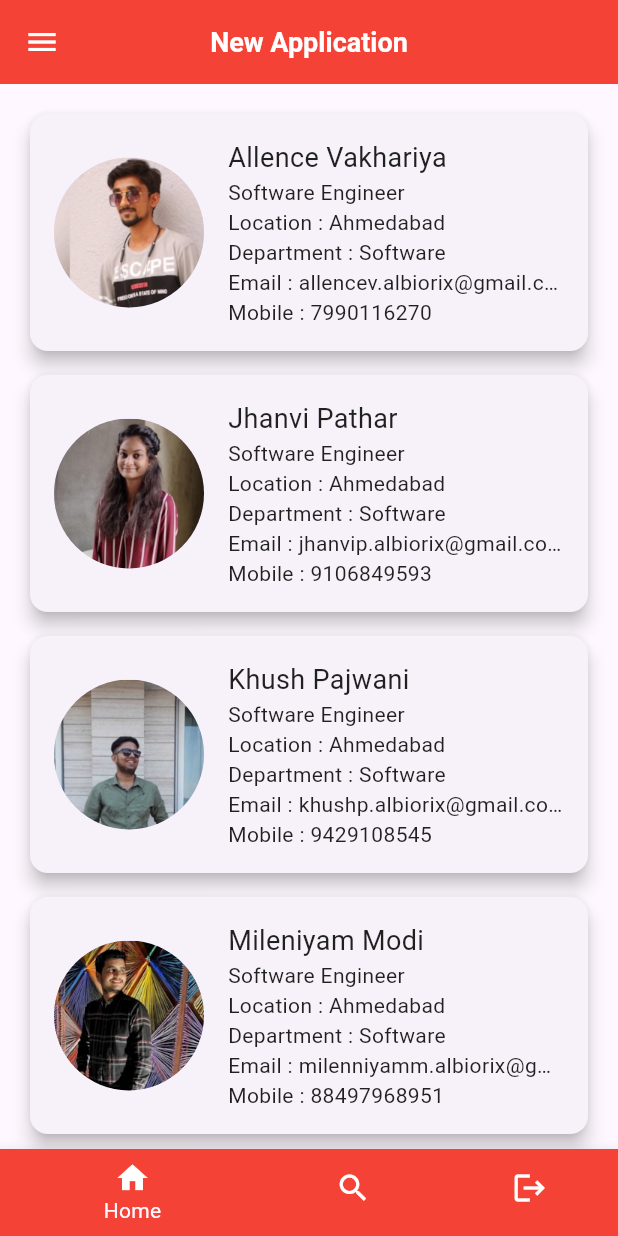
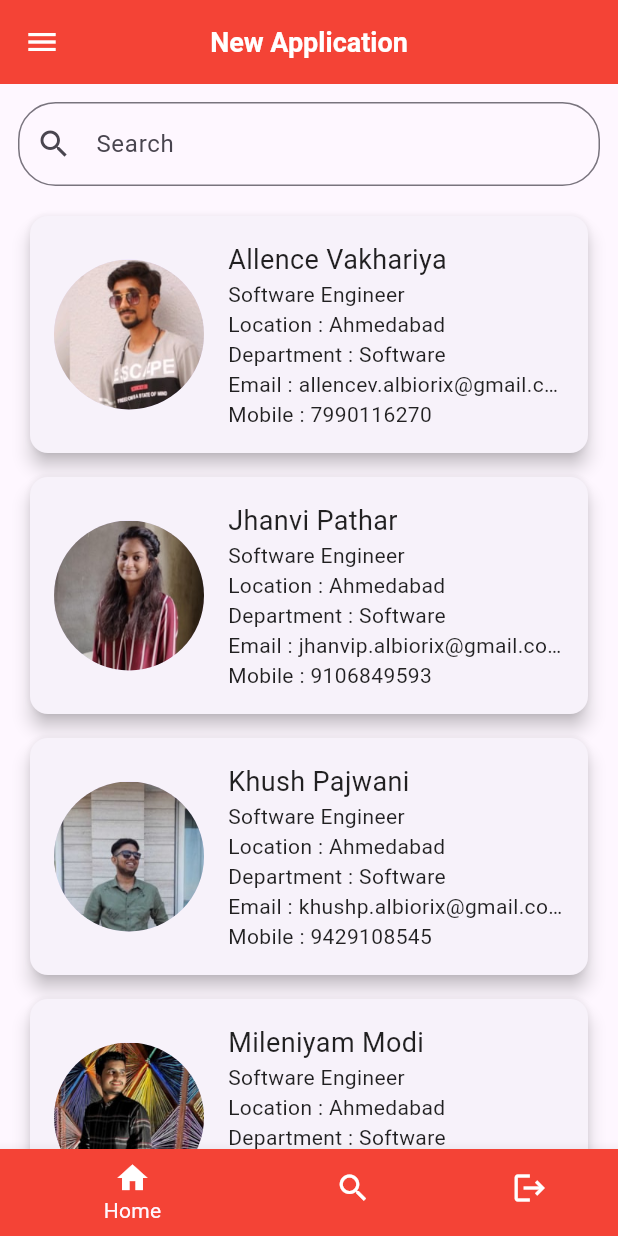
Before and after one commit to SheetalAlbiorix/raj_flutter_demo, a Flutter app: the MyHomePage screen opened by its route, on a phone screen of 412 x 824 dp. Run offline on Flutter 3.47's test engine with Material 3 defaults, Android fonts, the phone set to English and light mode, and no system bars; our stand-ins replace get, image_picker, shared_preferences; missing offline and left inert: another_stepper; accounts and stored records are empty.

```diff
--- a/lib/Model/UserDetailModel.dart
+++ b/lib/Model/UserDetailModel.dart
@@ -12,23 +12,30 @@ String userDetailModelToJson(List<UserDetailModel> data) =>
     json.encode(List<dynamic>.from(data.map((x) => x.toJson())));
 
 class UserDetailModel {
-  String image;
+  String? image;
   String name;
   String designation;
   String loaction;
   String department;
   String email;
   String mobile;
+  String? about;
+  String? myjob;
+  String? hobbies;
+  String date;
 
-  UserDetailModel({
-    required this.image,
+  UserDetailModel(
+      {this.image,
       required this.name,
       required this.designation,
       required this.loaction,
       required this.department,
       required this.email,
       required this.mobile,
-  });
+      this.about,
+      this.myjob,
+      this.hobbies,
+      required this.date});
 
   factory UserDetailModel.fromJson(Map<String, dynamic> json) =>
       UserDetailModel(
@@ -39,7 +46,10 @@ class UserDetailModel {
           department: json["Department"],
           email: json["Email"],
           mobile: json["Mobile"],
-      );
+          about: json["About"],
+          myjob: json["myjob"],
+          hobbies: json["hobbies"],
+          date: json["myDate"]);
 
   Map<String, dynamic> toJson() => {
         "image": image,
@@ -49,5 +59,9 @@ class UserDetailModel {
         "Department": department,
         "Email": email,
         "Mobile": mobile,
+        "About": about,
+        "myjob": myjob,
+        "hobbies": hobbies,
+        "myDate": date
       };
 }
--- a/lib/Ui/MyHomePage.dart
+++ b/lib/Ui/MyHomePage.dart
@@ -9,6 +9,7 @@ import 'package:get/get_rx/src/rx_types/rx_types.dart';
 import 'package:shared_preferences/shared_preferences.dart';
 
 import '../Model/UserDetailModel.dart';
+import 'DetailScreen.dart';
 
 class MyHomePage extends StatefulWidget {
   @override
@@ -28,6 +29,8 @@ class _MyHomePageState extends State<MyHomePage> {
   int currentPage = 1;
   int pageSize = 4;
   bool isLoadingmore = false;
+  late TextEditingController searchController = TextEditingController();
+  List<UserDetailModel> _filteredItems = [];
 
   Future<dynamic> getPrefs() async {
     final SharedPreferences _prefs = await prefs;
@@ -53,6 +56,7 @@ class _MyHomePageState extends State<MyHomePage> {
   @override
   void initState() {
     scrollController.addListener(_scrollListener);
+    _items = _filteredItems;
     loadAndSetData();
     getPrefs();
     super.initState();
@@ -65,6 +69,7 @@ class _MyHomePageState extends State<MyHomePage> {
 
       setState(() {
         _items = loadedUserData;
+        /* _filteredItems = loadedUserData;*/
         _isLoading = false;
       });
     } catch (error) {
@@ -107,8 +112,21 @@ class _MyHomePageState extends State<MyHomePage> {
     );
   }
 
+  List<UserDetailModel> _filterItems(String query) {
+    return _filteredItems
+        .where((item) => item.name.toLowerCase().contains(query.toLowerCase()))
+        .toList();
+  }
+
+  void filterSearchResults(String query) {
+    setState(() {
+      _items = _filterItems(query);
+    });
+  }
+
   @override
   Widget build(BuildContext context) {
+    List<String> namepart = [];
     return Scaffold(
       appBar: AppBar(
         iconTheme: IconThemeData(color: Colors.white),
@@ -124,6 +142,21 @@ class _MyHomePageState extends State<MyHomePage> {
       body: Center(
         child: Column(
           children: [
+            Padding(
+              padding: EdgeInsets.only(top: 12, left: 12, right: 12),
+              child: TextField(
+                onChanged: (value) {
+                  filterSearchResults(value);
+                },
+                controller: searchController,
+                decoration: InputDecoration(
+                    labelText: "Search",
+                    hintText: "Search",
+                    prefixIcon: Icon(Icons.search),
+                    border: OutlineInputBorder(
+                        borderRadius: BorderRadius.all(Radius.circular(25.0)))),
+              ),
+            ),
             Expanded(
               child: ListView.builder(
                   padding: EdgeInsets.all(12.0),
@@ -131,7 +164,26 @@ class _MyHomePageState extends State<MyHomePage> {
                   itemCount: _items.length + (isLoadingmore ? 1 : 0),
                   itemBuilder: (BuildContext context, int index) {
                     if (index < _items.length) {
-                      return Card(
+                      return GestureDetector(
+                        onTap: () {
+                          Navigator.push(
+                            context,
+                            MaterialPageRoute(
+                              builder: (context) =>
+                                  DetailScreen(item: _items[index]),
+                            ),
+                          );
+                          /*   Fluttertoast.showToast(
+                              msg: index.toString(),
+                              toastLength: Toast.LENGTH_SHORT,
+                              gravity: ToastGravity.CENTER,
+                              timeInSecForIosWeb: 1,
+                              backgroundColor: Colors.red,
+                              textColor: Colors.white,
+                              fontSize: 16.0
+                          );*/
+                        },
+                        child: Card(
                           elevation: 5,
                           margin: EdgeInsets.all(8),
                           child: Padding(
@@ -139,36 +191,68 @@ class _MyHomePageState extends State<MyHomePage> {
                             child: Row(
                               children: <Widget>[
                                 CircleAvatar(
-                                backgroundImage:
-                                    AssetImage(_items[index].image),
+                                  backgroundImage: _items[index].image == null
+                                      ? null
+                                      : AssetImage(_items[index].image!),
+                                  backgroundColor: _items[index].image == null
+                                      ? Colors.white
+                                      : null,
                                   radius: 50,
+                                  child: _items[index].image == null
+                                      ? Padding(
+                                          padding: EdgeInsets.all(10),
+                                          child: Row(
+                                            mainAxisAlignment:
+                                                MainAxisAlignment.center,
+                                            children: [
+                                              for (String word in _items[index]
+                                                  .name
+                                                  .split(" "))
+                                                Text(
+                                                  word.isNotEmpty
+                                                      ? word[0]
+                                                      : '',
+                                                  style: TextStyle(
+                                                      fontSize: 35,
+                                                      fontWeight:
+                                                          FontWeight.bold),
+                                                ),
+                                            ],
+                                          ),
+                                        )
+                                      : null,
                                 ),
                                 SizedBox(width: 16),
                                 Expanded(
                                   child: Column(
-                                  crossAxisAlignment: CrossAxisAlignment.start,
+                                    crossAxisAlignment:
+                                        CrossAxisAlignment.start,
                                     children: [
                                       Text(
                                         _items[index].name,
                                         style: TextStyle(
                                             fontSize: 18,
-                                          color: Theme.of(context).focusColor),
+                                            color:
+                                                Theme.of(context).focusColor),
                                       ),
                                       Text(
                                         _items[index].designation,
                                         style: TextStyle(
                                             fontSize: 14,
-                                          color: Theme.of(context).focusColor),
+                                            color:
+                                                Theme.of(context).focusColor),
                                       ),
                                       Text(
                                         "Location : ${_items[index].loaction}",
                                         style: TextStyle(
-                                          color: Theme.of(context).focusColor),
+                                            color:
+                                                Theme.of(context).focusColor),
                                       ),
                                       Text(
                                         "Department : ${_items[index].department}",
                                         style: TextStyle(
-                                          color: Theme.of(context).focusColor),
+                                            color:
+                                                Theme.of(context).focusColor),
                                       ),
                                       Text(
                                         "Email : ${_items[index].email}",
@@ -181,13 +265,15 @@ class _MyHomePageState extends State<MyHomePage> {
                                       Text(
                                         "Mobile : ${_items[index].mobile}",
                                         style: TextStyle(
-                                          color: Theme.of(context).focusColor),
+                                            color:
+                                                Theme.of(context).focusColor),
                                       ),
                                       // Add more Text widgets for additional details
                                     ],
                                   ),
                                 ),
                               ],
+                            ),
                           ),
                         ),
                       );
@@ -313,6 +399,7 @@ class _MyHomePageState extends State<MyHomePage> {
           await readJson(currentPage + 1, pageSize);
 
       setState(() {
+        _filteredItems.addAll(moreData);
         _items.addAll(moreData);
         currentPage = currentPage + 1;
       });
--- a/lib/navigation/RouteClass.dart
+++ b/lib/navigation/RouteClass.dart
@@ -42,6 +42,8 @@ class RouteClass extends StatelessWidget {
             return MaterialPageRoute(builder: (context) => LoginScreen());
           case '/ApiCalling':
             return MaterialPageRoute(builder: (context) => ApiCallingScreen());
+          /* case '/DetailScreen':
+            return MaterialPageRoute(builder: (context) => DetailScreen(item:UserDetailModel()));*/
           default:
             return MaterialPageRoute(builder: (context) => MyApp());
         }
--- a/pubspec.yaml
+++ b/pubspec.yaml
@@ -42,6 +42,10 @@ dependencies:
   flutter_native_splash: ^2.3.10
   alert_dialog: ^1.0.2
   image_picker: ^0.8.4
+  fluttertoast: ^8.2.4
+  another_stepper: ^1.2.2
+  intl: ^0.17.0
+  flutter_spinkit: ^5.2.0
 
 
 dev_dependencies:
```
Also changed, not shown: assets/UserDetail.json (+82 -65 lines), lib/Ui/DetailScreen.dart (added, +105 -0 lines), lib/Ui/SummaryScreen.dart (added, +161 -0 lines), lib/Ui/TimeLine.dart (added, +124 -0 lines), lib/Ui/WallActivity.dart (added, +38 -0 lines), assets/activity.png (added), assets/images.png (added), assets/sazzad.jpg (added), assets/sheetalma'am.jpg (added), pubspec.lock. Lines whose indentation alone changed are shown as unchanged.
